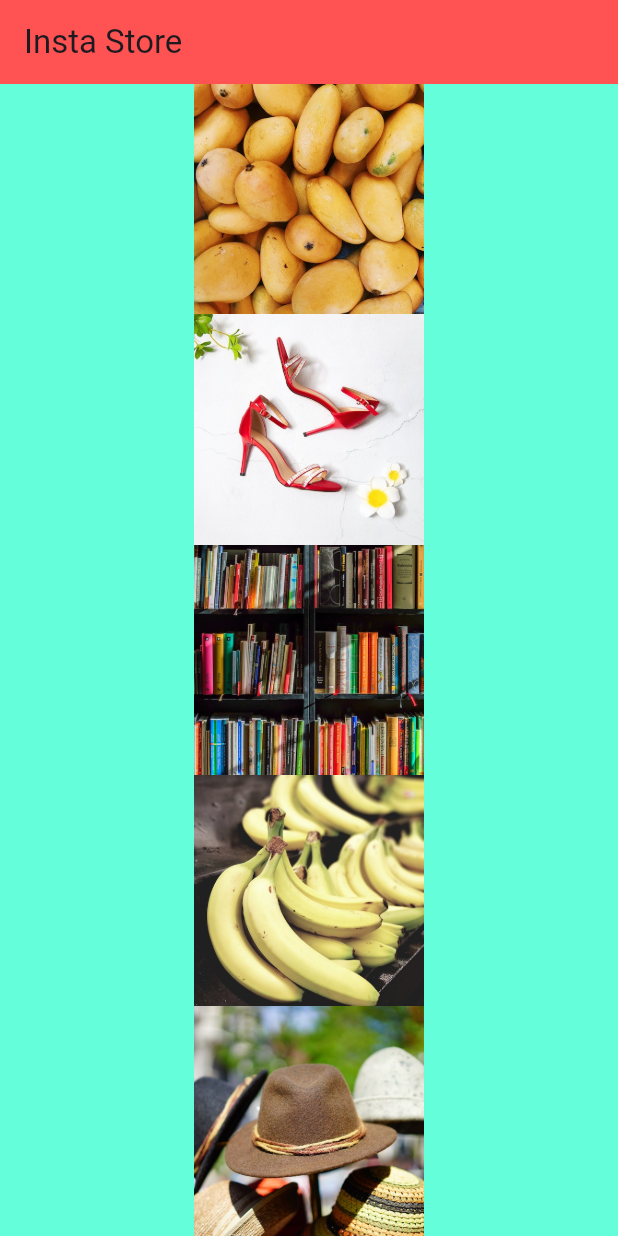
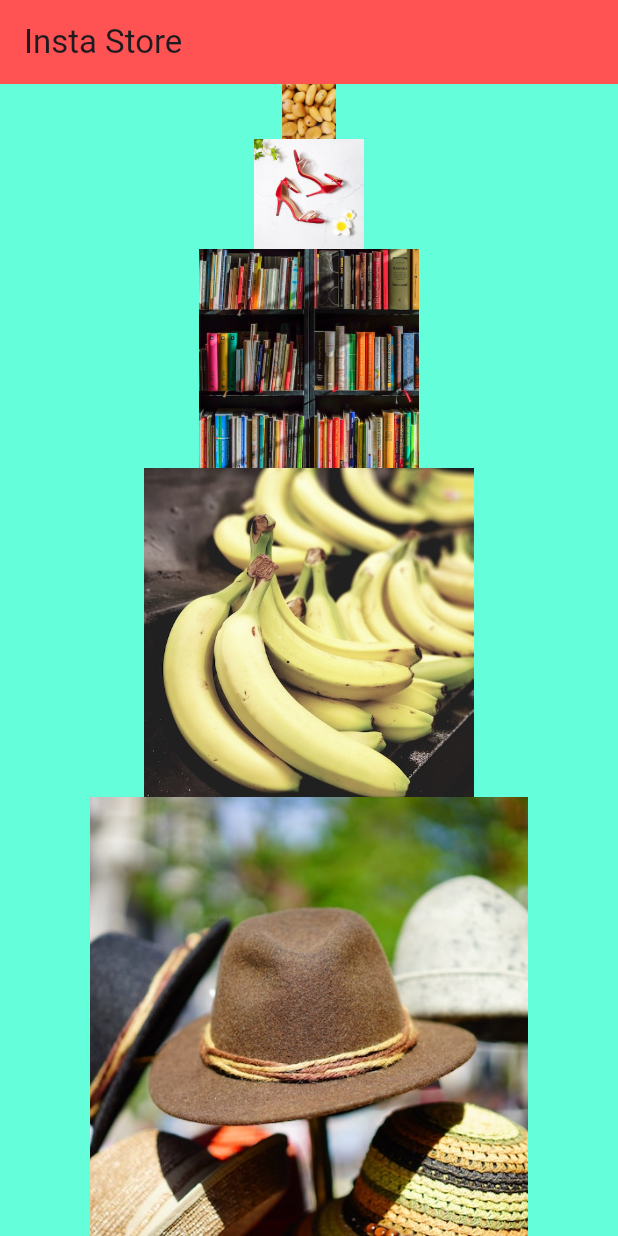
Before and after one commit to Dhannesh/flutter-app9, a Flutter app: the screen it shows after launch, on a phone screen of 412 x 824 dp. Run offline on Flutter 3.47's test engine with Material 3 defaults, Android fonts, the phone set to English and light mode, and no system bars.

Commit message:
auto set height and width of flex property

```diff
--- a/lib/main.dart
+++ b/lib/main.dart
@@ -39,11 +39,17 @@ class RowOrColumn extends StatelessWidget {
         mainAxisAlignment: MainAxisAlignment.spaceEvenly,
           // crossAxisAlignment: CrossAxisAlignment.center,
           children: [
-            Expanded(child: Image.asset('images/mangoes.jpg')),
-            Expanded(child: Image.asset('images/heels.jpg')),
-            Expanded(child: Image.asset('images/books.jpg')),
-            Expanded(child: Image.asset('images/bananas.jpg')),
-            Expanded(child: Image.asset('images/hats.jpeg'))
+            Expanded(
+              flex: 1,
+              child: Image.asset('images/mangoes.jpg'),
+            ),
+            Expanded(flex: 2,
+              child: Image.asset('images/heels.jpg')),
+            Expanded(flex: 4,child: Image.asset('images/books.jpg')),
+            Expanded(flex: 6,
+                child: Image.asset('images/bananas.jpg')),
+            Expanded(flex: 8
+                ,child: Image.asset('images/hats.jpeg'))
           ]
         ),
     );
```
Also changed, not shown: 1 other file.
